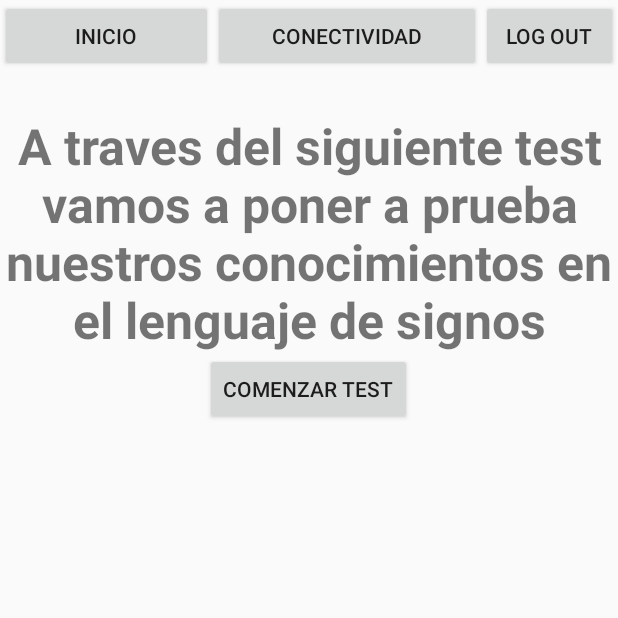
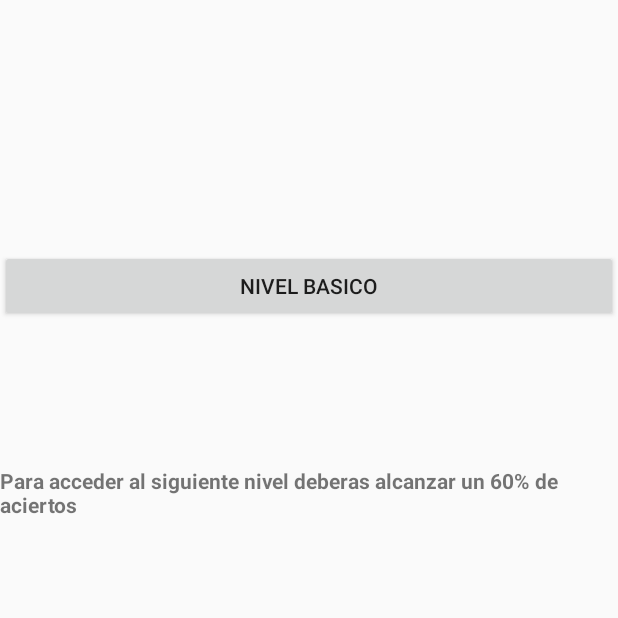
Before and after one commit to lararogu/SiConSignos, an Android app: the Conversamos screen opened directly, with no data from a screen before it, after a tap on "COMENZAR TEST", on a phone screen of 412 x 824 dp, the top half of it. Run offline under Robolectric (Android 15) with nearby library versions, the phone set to English and light mode, and no system bars.

Commit message:
Avances en la pantalla de Test y en la funcion manos() de la pantalla de Inicio

```diff
--- a/SiConSignosApp/app/src/main/AndroidManifest.xml
+++ b/SiConSignosApp/app/src/main/AndroidManifest.xml
@@ -45,6 +45,10 @@
         <activity
             android:name=".Conversamos"
             android:label="@string/title_activity_conversamos"
+            android:theme="@style/AppTheme.NoActionBar" />
+        <activity
+            android:name=".Test"
+            android:label="@string/title_activity_test"
             android:theme="@style/AppTheme.NoActionBar"></activity>
     </application>
 
--- a/SiConSignosApp/app/src/main/java/es/tta/siconsignosapp/Conversamos.java
+++ b/SiConSignosApp/app/src/main/java/es/tta/siconsignosapp/Conversamos.java
@@ -1,5 +1,6 @@
 package es.tta.siconsignosapp;
 
+import android.content.Intent;
 import android.os.Bundle;
 import android.support.design.widget.FloatingActionButton;
 import android.support.design.widget.Snackbar;
@@ -9,6 +10,9 @@ import android.view.View;
 
 public class Conversamos extends AppCompatActivity {
 
+    public final static String LEVEL ="es.tta.level";
+
+
     @Override
     protected void onCreate(Bundle savedInstanceState) {
         super.onCreate(savedInstanceState);
@@ -16,4 +20,13 @@ public class Conversamos extends AppCompatActivity {
 
     }
 
+    public void test(View v){
+        Intent i=new Intent(this,Test.class);
+        //Comprobar el nivel del usuario(1,2 o 3)
+        //int level=compruebaNivel
+        int level=1;
+        i.putExtra(LEVEL,level);
+        startActivity(i);
+    }
+
 }
--- a/SiConSignosApp/app/src/main/java/es/tta/siconsignosapp/Login_page.java
+++ b/SiConSignosApp/app/src/main/java/es/tta/siconsignosapp/Login_page.java
@@ -70,7 +70,7 @@ public class Login_page extends AppCompatActivity {
     public void sugerencias(){
         Toast.makeText(this,"Enviar sugerencias",Toast.LENGTH_SHORT).show();
     }
-    public void recuperar_passwd(){
+    public void recuperar_passwd(View v){
         Toast.makeText(this,"Enviar passwd",Toast.LENGTH_SHORT).show();
     }
 
--- /dev/null
+++ b/SiConSignosApp/app/src/main/java/es/tta/siconsignosapp/Test.java
@@ -0,0 +1,54 @@
+package es.tta.siconsignosapp;
+
+import android.os.Bundle;
+import android.support.design.widget.FloatingActionButton;
+import android.content.Intent;
+import android.support.v7.app.AppCompatActivity;
+import android.support.v7.widget.Toolbar;
+import android.view.View;
+import android.widget.Button;
+import android.widget.LinearLayout;
+import android.widget.Toast;
+import android.widget.TextView;
+
+public class Test extends AppCompatActivity {
+
+  public static final String IMAGEURL="http://51.254.127.111/SiConSignos/imagenes/";
+
+    @Override
+    protected void onCreate(Bundle savedInstanceState) {
+        super.onCreate(savedInstanceState);
+        setContentView(R.layout.test);
+
+        Intent i=getIntent();
+        int level = i.getIntExtra(Conversamos.LEVEL, 0);
+
+        LinearLayout layout = (LinearLayout) findViewById(R.id.tests_layout);//buscamos el layout de la pantalla de inicio
+
+
+        if (level==1){
+            findViewById(R.id.button_basico).setVisibility(View.VISIBLE);
+            TextView tv = (TextView)findViewById(R.id.texto_niveles);
+            tv.setText("Para acceder al siguiente nivel deberas alcanzar un 60% de aciertos");
+
+        }
+        else if (level==2){
+            findViewById(R.id.button_basico).setVisibility(View.VISIBLE);
+            findViewById(R.id.button_intermedio).setVisibility(View.VISIBLE);
+        }
+        else if (level==3){
+            findViewById(R.id.button_basico).setVisibility(View.VISIBLE);
+            findViewById(R.id.button_intermedio).setVisibility(View.VISIBLE);
+            findViewById(R.id.button_avanzado).setVisibility(View.VISIBLE);
+        }
+        else{
+            Toast.makeText(this, "Error al cargar los tests", Toast.LENGTH_SHORT).show();
+        }
+
+    }
+
+    public void basico(View v){
+        Toast.makeText(this, "basico", Toast.LENGTH_SHORT).show();
+    }
+
+}
--- a/SiConSignosApp/app/src/main/res/layout/conversamos.xml
+++ b/SiConSignosApp/app/src/main/res/layout/conversamos.xml
@@ -51,7 +51,7 @@
             android:layout_width="wrap_content"
             android:layout_height="wrap_content"
             android:text="Comenzar test"
-            android:onClick="" />
+            android:onClick="test" />
 
     </LinearLayout>
 
--- a/SiConSignosApp/app/src/main/res/layout/inicio.xml
+++ b/SiConSignosApp/app/src/main/res/layout/inicio.xml
@@ -39,6 +39,7 @@
         android:layout_height="wrap_content"
         android:orientation="vertical"
         android:gravity="center_horizontal"
+        android:id="@+id/inicio_text"
         android:layout_marginTop="40px">
 
     <TextView android:text="Ver traduccion a lenguaje de signos"
@@ -61,12 +62,14 @@
             android:layout_width="wrap_content"
             android:layout_height="wrap_content"
             android:text="Manos"
+            android:id="@+id/button_manos"
             android:onClick="manos" />
 
         <Button
             android:layout_width="wrap_content"
             android:layout_height="wrap_content"
             android:text="Video"
+            android:id="@+id/button_video"
             android:onClick="video" />
     </LinearLayout>
 
--- a/SiConSignosApp/app/src/main/res/layout/login_page.xml
+++ b/SiConSignosApp/app/src/main/res/layout/login_page.xml
@@ -11,6 +11,7 @@
     android:orientation="vertical"
     tools:context=".Login_page"
     android:weightSum="1">
+
     <LinearLayout
         android:layout_width="match_parent"
         android:layout_height="wrap_content"
--- /dev/null
+++ b/SiConSignosApp/app/src/main/res/layout/test.xml
@@ -0,0 +1,50 @@
+<?xml version="1.0" encoding="utf-8"?>
+<LinearLayout xmlns:android="http://schemas.android.com/apk/res/android"
+    xmlns:app="http://schemas.android.com/apk/res-auto"
+    xmlns:tools="http://schemas.android.com/tools"
+    android:layout_width="match_parent"
+    android:layout_height="match_parent"
+    android:orientation="vertical"
+    android:fitsSystemWindows="true"
+    android:id="@+id/tests_layout"
+    tools:context="es.tta.siconsignosapp.Test">
+
+    <LinearLayout xmlns:android="http://schemas.android.com/apk/res/android"
+        xmlns:tools="http://schemas.android.com/tools"
+        android:layout_width="match_parent"
+        android:layout_height="wrap_content"
+        android:layout_marginTop="250px"
+        android:orientation="vertical" >
+    <Button
+    android:id="@+id/button_basico"
+    android:layout_width="match_parent"
+    android:layout_height="wrap_content"
+    android:text="Nivel basico"
+    android:visibility="invisible"
+    android:onClick="basico"/>
+
+    <Button
+        android:id="@+id/button_intermedio"
+        android:layout_width="match_parent"
+        android:layout_height="wrap_content"
+        android:text="Nivel intermedio"
+        android:visibility="invisible"
+        android:onClick="intermedio"/>
+
+    <Button
+        android:id="@+id/button_avanzado"
+        android:layout_width="match_parent"
+        android:layout_height="wrap_content"
+        android:text="Nivel avanzado"
+        android:visibility="invisible"
+        android:onClick="avanzado"/>
+
+        <TextView
+            android:id="@+id/texto_niveles"
+            android:layout_width="wrap_content"
+            android:layout_height="wrap_content"
+            android:textStyle="bold"
+            />
+    </LinearLayout>
+
+</LinearLayout>
--- a/SiConSignosApp/app/src/main/res/values/strings.xml
+++ b/SiConSignosApp/app/src/main/res/values/strings.xml
@@ -18,5 +18,6 @@
     <string name="title_activity_conectividad">Conectividad</string>
     <string name="title_activity_abc">ABC</string>
     <string name="title_activity_conversamos">Conversamos</string>
+    <string name="title_activity_test">Test</string>
 
 </resources>
```
Also changed, not shown: SiConSignosApp/app/src/main/java/es/tta/siconsignosapp/Inicio.java (+30 -8 lines).
